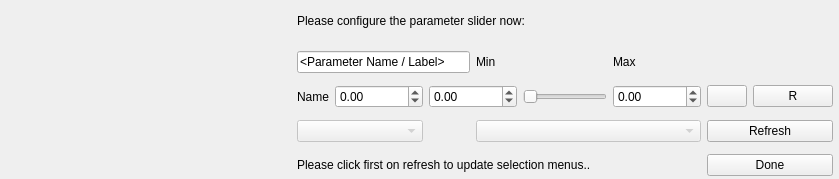
Qt form src/ui/designer/QGCParamSlider.ui (mavlink/qgroundcontrol) before a commit.
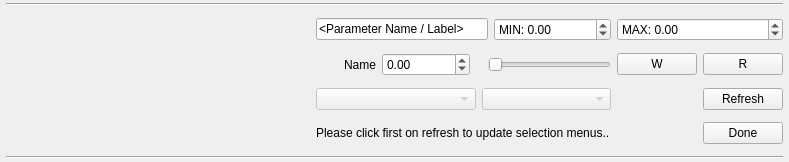
The same form after that commit. Icons and pictures are not drawn.

Commit message: Last usability fixes for param interface

The edit to the form file:
```diff
--- a/src/ui/designer/QGCParamSlider.ui
+++ b/src/ui/designer/QGCParamSlider.ui
@@ -6,8 +6,8 @@
    <rect>
     <x>0</x>
     <y>0</y>
-    <width>839</width>
-    <height>179</height>
+    <width>789</width>
+    <height>155</height>
    </rect>
   </property>
   <property name="windowTitle">
@@ -32,29 +32,21 @@
    <property name="verticalSpacing">
     <number>12</number>
    </property>
-   <item row="1" column="1" colspan="3">
+   <item row="1" column="1" colspan="5">
     <widget class="QLineEdit" name="editNameLabel">
      <property name="text">
       <string>&lt;Parameter Name / Label&gt;</string>
      </property>
     </widget>
    </item>
-   <item row="1" column="4">
-    <widget class="QLabel" name="editMinLabel">
-     <property name="text">
-      <string>Min</string>
-     </property>
-    </widget>
-   </item>
-   <item row="1" column="6">
-    <widget class="QLabel" name="editMaxLabel">
-     <property name="text">
-      <string>Max</string>
-     </property>
-    </widget>
-   </item>
    <item row="2" column="1">
     <widget class="QLabel" name="nameLabel">
+     <property name="minimumSize">
+      <size>
+       <width>60</width>
+       <height>0</height>
+      </size>
+     </property>
      <property name="text">
       <string>Name</string>
      </property>
@@ -63,18 +55,14 @@
      </property>
     </widget>
    </item>
-   <item row="2" column="3" colspan="2">
-    <widget class="QDoubleSpinBox" name="editMinSpinBox">
-     <property name="minimum">
-      <double>-999999999.000000000000000</double>
-     </property>
-     <property name="maximum">
-      <double>999999999.000000000000000</double>
-     </property>
-    </widget>
-   </item>
-   <item row="2" column="5">
+   <item row="2" column="5" colspan="2">
     <widget class="QSlider" name="valueSlider">
+     <property name="minimumSize">
+      <size>
+       <width>60</width>
+       <height>0</height>
+      </size>
+     </property>
      <property name="maximumSize">
       <size>
        <width>250</width>
@@ -89,23 +77,6 @@
      </property>
     </widget>
    </item>
-   <item row="2" column="6">
-    <widget class="QDoubleSpinBox" name="editMaxSpinBox">
-     <property name="minimum">
-      <double>-999999999.000000000000000</double>
-     </property>
-     <property name="maximum">
-      <double>999999999.000000000000000</double>
-     </property>
-    </widget>
-   </item>
-   <item row="0" column="1" colspan="6">
-    <widget class="QLabel" name="editInstructionsLabel">
-     <property name="text">
-      <string>Please configure the parameter slider now:</string>
-     </property>
-    </widget>
-   </item>
    <item row="5" column="1" colspan="6">
     <widget class="QLabel" name="editStatusLabel">
      <property name="text">
@@ -113,7 +84,7 @@
      </property>
     </widget>
    </item>
-   <item row="3" column="1" colspan="2">
+   <item row="3" column="1" colspan="3">
     <widget class="QComboBox" name="editSelectComponentComboBox">
      <property name="enabled">
       <bool>false</bool>
@@ -158,7 +129,7 @@
      </property>
     </widget>
    </item>
-   <item row="3" column="7" colspan="2">
+   <item row="3" column="8">
     <widget class="QPushButton" name="editRefreshParamsButton">
      <property name="enabled">
       <bool>true</bool>
@@ -168,7 +139,7 @@
      </property>
     </widget>
    </item>
-   <item row="5" column="7" colspan="2">
+   <item row="5" column="8">
     <widget class="QPushButton" name="editDoneButton">
      <property name="text">
       <string>Done</string>
@@ -192,7 +163,7 @@
      </property>
      <property name="sizeHint" stdset="0">
       <size>
-       <width>40</width>
+       <width>0</width>
        <height>20</height>
       </size>
      </property>
@@ -219,11 +190,59 @@
       <string>Transmit the current slider value to the system</string>
      </property>
      <property name="text">
-      <string/>
+      <string>W</string>
      </property>
-     <property name="icon">
-      <iconset resource="../../../mavground.qrc">
-       <normaloff>:/images/devices/network-wireless.svg</normaloff>:/images/devices/network-wireless.svg</iconset>
+    </widget>
+   </item>
+   <item row="0" column="0" colspan="9">
+    <widget class="Line" name="editLine1">
+     <property name="minimumSize">
+      <size>
+       <width>0</width>
+       <height>0</height>
+      </size>
+     </property>
+     <property name="orientation">
+      <enum>Qt::Horizontal</enum>
+     </property>
+    </widget>
+   </item>
+   <item row="6" column="0" colspan="9">
+    <widget class="Line" name="editLine2">
+     <property name="minimumSize">
+      <size>
+       <width>0</width>
+       <height>0</height>
+      </size>
+     </property>
+     <property name="orientation">
+      <enum>Qt::Horizontal</enum>
+     </property>
+    </widget>
+   </item>
+   <item row="1" column="6">
+    <widget class="QDoubleSpinBox" name="editMinSpinBox">
+     <property name="prefix">
+      <string>MIN: </string>
+     </property>
+     <property name="minimum">
+      <double>-999999999.000000000000000</double>
+     </property>
+     <property name="maximum">
+      <double>999999999.000000000000000</double>
+     </property>
+    </widget>
+   </item>
+   <item row="1" column="7" colspan="2">
+    <widget class="QDoubleSpinBox" name="editMaxSpinBox">
+     <property name="prefix">
+      <string>MAX: </string>
+     </property>
+     <property name="minimum">
+      <double>-999999999.000000000000000</double>
+     </property>
+     <property name="maximum">
+      <double>999999999.000000000000000</double>
      </property>
     </widget>
    </item>
```
Left out of the diff: 4 changed lines with no effect on the pictures. The commit also changes 3 other files.
